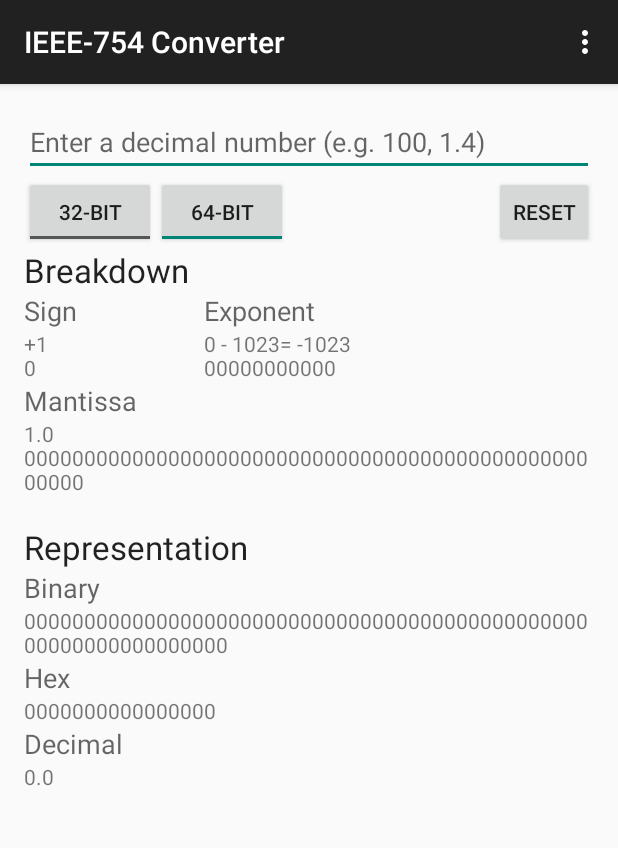
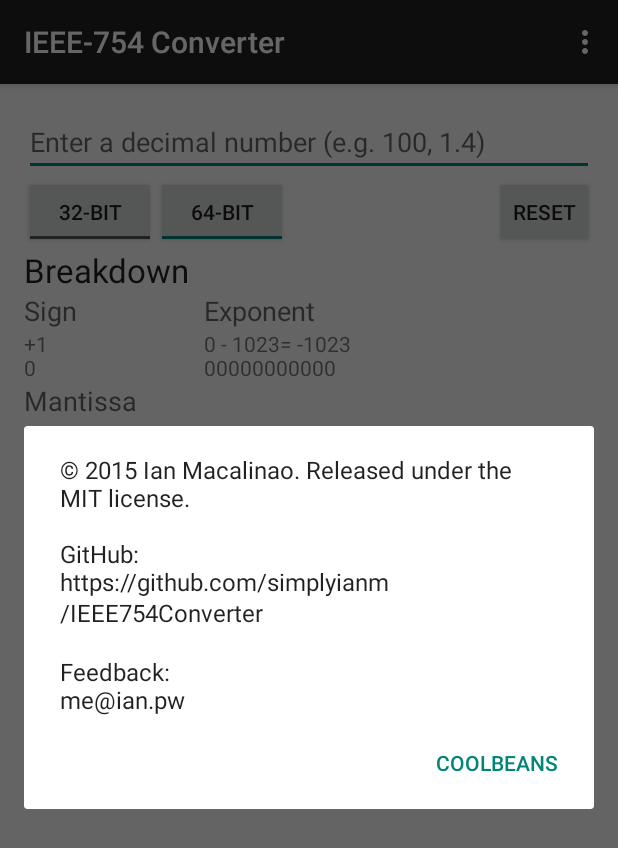
Before and after one commit to macalinao/IEEE754Converter, an Android app: the screen it shows after launch (MainActivity), in the options menu, after a tap on "About", on a phone screen of 412 x 824 dp. Shown: the top 848 px of the screen. Run offline under Robolectric (Android 15) with nearby library versions, the phone set to English and light mode, and no system bars.

Commit message:
Add about dialog

```diff
--- /dev/null
+++ b/app/src/main/java/pw/ian/ieee754converter/AboutDialogFragment.java
@@ -0,0 +1,24 @@
+package pw.ian.ieee754converter;
+
+import android.app.AlertDialog;
+import android.app.Dialog;
+import android.app.DialogFragment;
+import android.content.DialogInterface;
+import android.os.Bundle;
+
+/**
+ * Created by ian on 5/3/15.
+ */
+public class AboutDialogFragment extends DialogFragment {
+    @Override
+    public Dialog onCreateDialog(Bundle savedInstanceState) {
+        AlertDialog.Builder builder = new AlertDialog.Builder(getActivity());
+        builder.setMessage(R.string.about_message).setPositiveButton(R.string.ok, new DialogInterface.OnClickListener() {
+            @Override
+            public void onClick(DialogInterface dialog, int which) {
+
+            }
+        });
+        return builder.create();
+    }
+}
--- a/app/src/main/java/pw/ian/ieee754converter/MainActivity.java
+++ b/app/src/main/java/pw/ian/ieee754converter/MainActivity.java
@@ -1,5 +1,6 @@
 package pw.ian.ieee754converter;
 
+import android.app.DialogFragment;
 import android.database.MatrixCursor;
 import android.support.v7.app.ActionBarActivity;
 import android.os.Bundle;
@@ -153,6 +154,8 @@ public class MainActivity extends ActionBarActivity {
 
         //noinspection SimplifiableIfStatement
         if (id == R.id.about) {
+            DialogFragment dialog = new AboutDialogFragment();
+            dialog.show(getFragmentManager(), "AboutDialogFragment");
             return true;
         }
 
--- a/app/src/main/res/values/strings.xml
+++ b/app/src/main/res/values/strings.xml
@@ -17,4 +17,7 @@
     <string name="binary">Binary</string>
     <string name="decimal">Decimal</string>
     <string name="hex">Hex</string>
+
+    <string name="about_message">&#169; 2015 Ian Macalinao. Released under the MIT license.\n\nGitHub:\nhttps://github.com/simplyianm/IEEE754Converter\n\nFeedback:\nme@ian.pw</string>
+    <string name="ok">Coolbeans</string>
 </resources>
```
